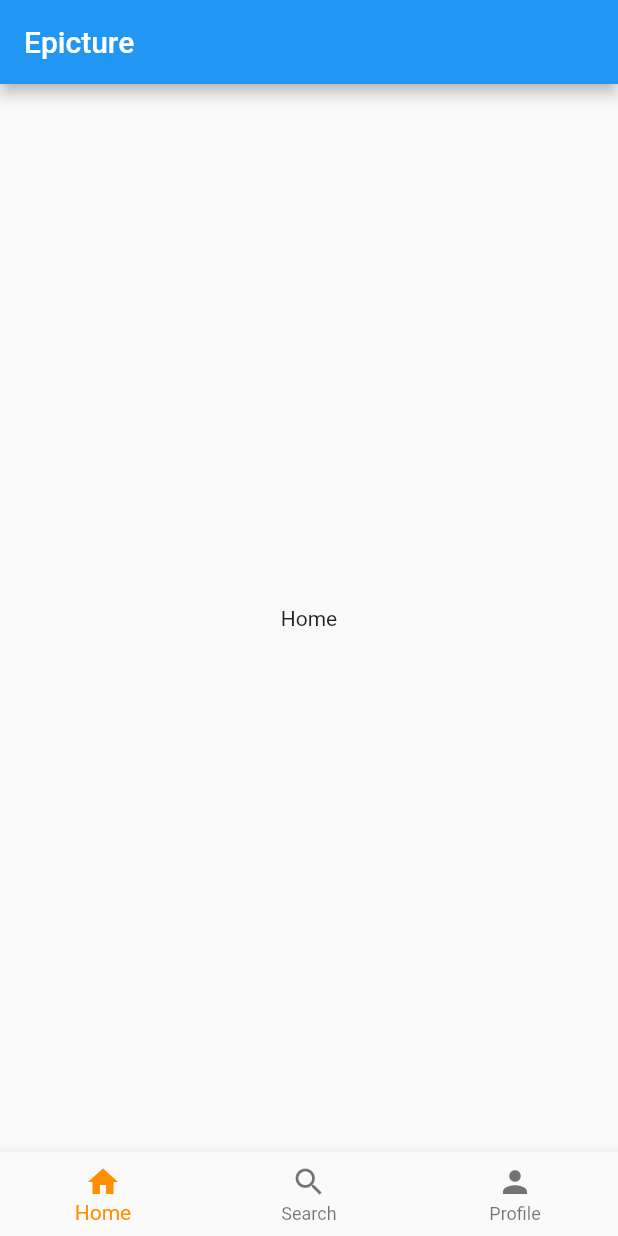
After one commit to lucasGras/Epicture, a Flutter app: the screen it shows after launch, on a phone screen of 412 x 824 dp. The commit adds this screen. Run offline on Flutter 3.47's test engine with Material 2 defaults, Android fonts, the phone set to English and light mode, and no system bars; missing offline and left inert: flutter_webview_plugin.

Commit message:
[+] Add navigation bar + webview setup

```diff
--- /dev/null
+++ b/lib/components/NavigationBar.dart
@@ -0,0 +1,57 @@
+import 'package:flutter/material.dart';
+import 'package:epicture/views/HomeView.dart';
+import 'package:epicture/views/SearchView.dart';
+import 'package:epicture/views/ProfileView.dart';
+
+class NavigationBarWidget extends StatefulWidget {
+    NavigationBarWidget({Key key}) : super(key: key);
+
+    @override
+    _NavigationBarWidgetState createState() => _NavigationBarWidgetState();
+}
+
+class _NavigationBarWidgetState extends State<NavigationBarWidget> {
+    int _selectedIndex = 0;
+    static List<Widget> _widgetOptions = <Widget>[
+        HomeView(),
+        SearchView(),
+        ProfileView(),
+    ];
+
+    void _onItemTapped(int index) {
+        setState(() {
+            _selectedIndex = index;
+        });
+    }
+
+    @override
+    Widget build(BuildContext context) {
+        return Scaffold(
+            appBar: AppBar(
+                title: const Text('Epicture'),
+            ),
+            body: Center(
+                child: _widgetOptions.elementAt(_selectedIndex),
+            ),
+            bottomNavigationBar: BottomNavigationBar(
+                items: const <BottomNavigationBarItem>[
+                    BottomNavigationBarItem(
+                        icon: Icon(Icons.home),
+                        title: Text('Home'),
+                    ),
+                    BottomNavigationBarItem(
+                        icon: Icon(Icons.search),
+                        title: Text('Search'),
+                    ),
+                    BottomNavigationBarItem(
+                        icon: Icon(Icons.person),
+                        title: Text('Profile'),
+                    ),
+                ],
+                currentIndex: _selectedIndex,
+                selectedItemColor: Colors.amber[800],
+                onTap: _onItemTapped,
+            ),
+        );
+    }
+}
--- /dev/null
+++ b/lib/views/HomeView.dart
@@ -0,0 +1,17 @@
+import 'package:flutter/material.dart';
+
+class HomeView extends StatefulWidget {
+  HomeView({Key key}) : super(key: key);
+
+  @override
+  _HomeViewState createState() => _HomeViewState();
+}
+
+class _HomeViewState extends State<HomeView> {
+  @override
+  Widget build(BuildContext context) {
+    return Container(
+      child: Text("Home"),
+    );
+  }
+}
--- a/pubspec.yaml
+++ b/pubspec.yaml
@@ -23,6 +23,8 @@ dependencies:
   # The following adds the Cupertino Icons font to your application.
   # Use with the CupertinoIcons class for iOS style icons.
   cupertino_icons: ^0.1.2
+
+  flutter_webview_plugin: ^0.3.8
 
 dev_dependencies:
   flutter_test:
```
Also changed, not shown: lib/main.dart (+7 -52 lines), lib/views/LoginView.dart (added, +25 -0 lines), lib/views/ProfileView.dart (added, +18 -0 lines), lib/views/SearchView.dart (added, +18 -0 lines).
